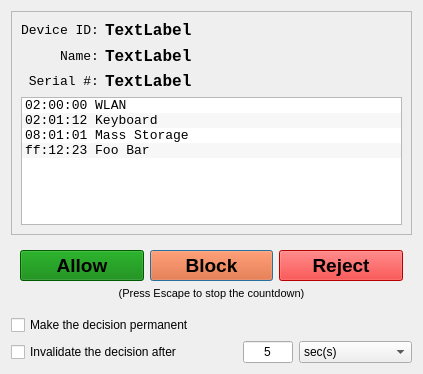
Above: src/GUI.Qt5/DeviceDialog.ui from USBGuard/usbguard before the change. Below: the same form after it.
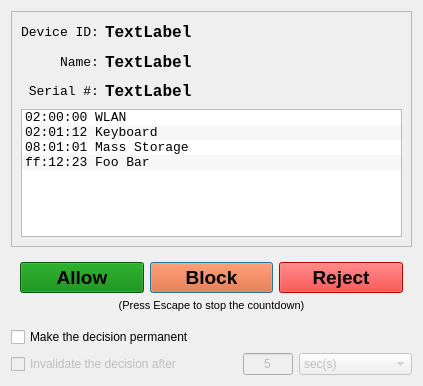
That is the form after the change.

Commit message: [applet-qt] prepare UI for settings and device tab

The edit to the form file:
```diff
--- a/src/GUI.Qt5/DeviceDialog.ui
+++ b/src/GUI.Qt5/DeviceDialog.ui
@@ -7,7 +7,7 @@
     <x>0</x>
     <y>0</y>
     <width>423</width>
-    <height>302</height>
+    <height>386</height>
    </rect>
   </property>
   <property name="windowTitle">
@@ -197,6 +197,9 @@
    </item>
    <item row="3" column="2">
     <widget class="QLineEdit" name="timeout_lineedit">
+     <property name="enabled">
+      <bool>false</bool>
+     </property>
      <property name="sizePolicy">
       <sizepolicy hsizetype="Fixed" vsizetype="Minimum">
        <horstretch>0</horstretch>
@@ -219,6 +222,9 @@
    </item>
    <item row="3" column="3">
     <widget class="QComboBox" name="timeout_combobox">
+     <property name="enabled">
+      <bool>false</bool>
+     </property>
      <property name="sizePolicy">
       <sizepolicy hsizetype="Preferred" vsizetype="Fixed">
        <horstretch>0</horstretch>
@@ -338,6 +344,9 @@
    </item>
    <item row="3" column="0" colspan="2">
     <widget class="QCheckBox" name="timeout_checkbox">
+     <property name="enabled">
+      <bool>false</bool>
+     </property>
      <property name="text">
       <string>Invalidate the decision after</string>
      </property>
```
The commit also changes 2 other files.
